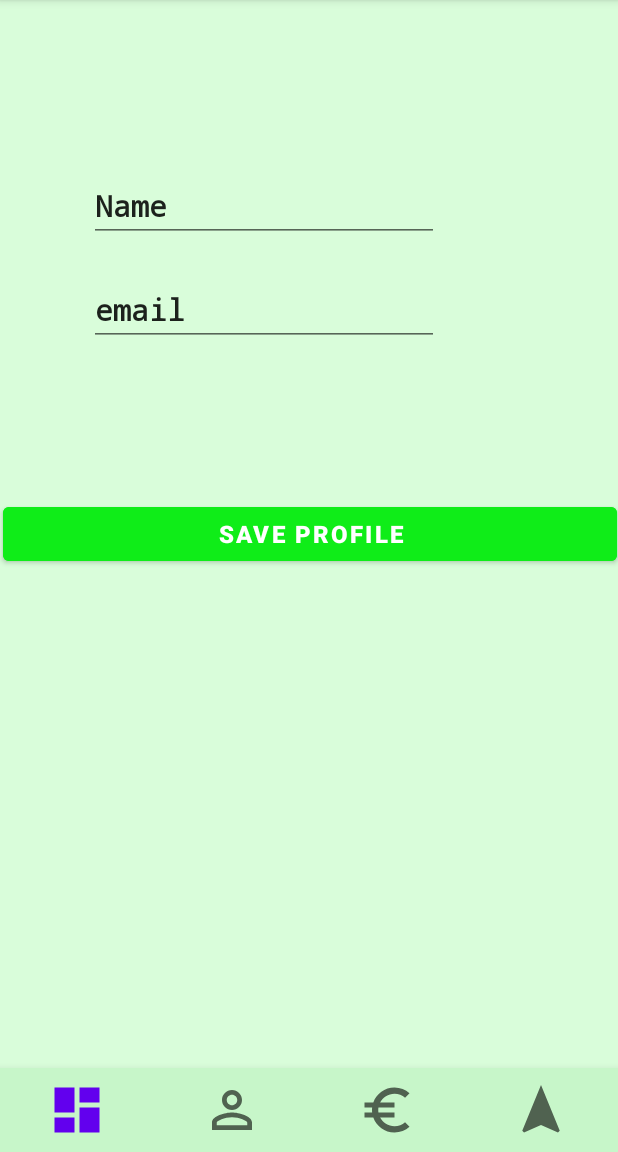
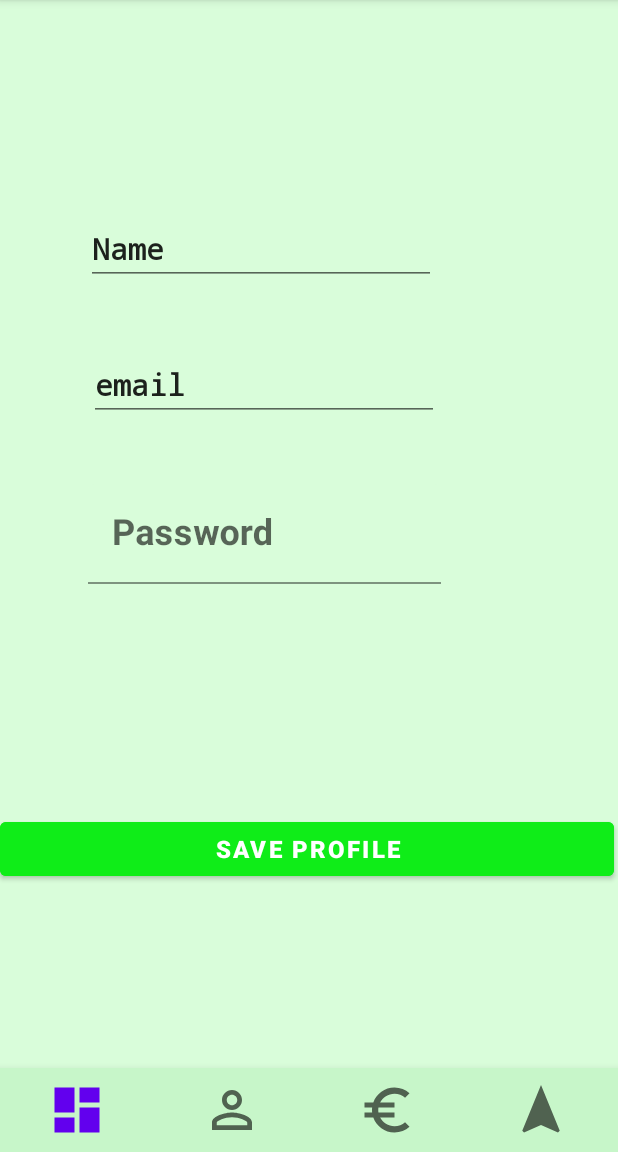
Before and after one commit to sampannap12/e-leap, an Android app: the fragment Profile placed in its activity, on a phone screen of 412 x 824 dp, the part 84-1236 px from its top. Run offline under Robolectric (Android 15) with nearby library versions, the phone set to English and light mode, and no system bars; our stand-ins replace Firebase (no records; nobody signed in at launch, a user with empty details on screens opened directly).

Commit message:
email change
email change in authentication

```diff
--- a/code/app/src/main/java/com/nfclab/e_leap_project/Profile.java
+++ b/code/app/src/main/java/com/nfclab/e_leap_project/Profile.java
@@ -1,24 +1,27 @@
 package com.nfclab.e_leap_project;
 
-import android.content.Intent;
+import static android.os.SystemClock.sleep;
+
+import android.annotation.SuppressLint;
+import android.content.Context;
 import android.os.Bundle;
-
-import androidx.annotation.NonNull;
-import androidx.fragment.app.Fragment;
-
 import android.util.Log;
 import android.view.LayoutInflater;
 import android.view.View;
 import android.view.ViewGroup;
 import android.widget.Button;
 import android.widget.EditText;
-import android.widget.TextView;
 import android.widget.Toast;
+
+import androidx.annotation.NonNull;
+import androidx.fragment.app.Fragment;
 
 import com.google.android.gms.tasks.OnCompleteListener;
 import com.google.android.gms.tasks.OnFailureListener;
 import com.google.android.gms.tasks.OnSuccessListener;
 import com.google.android.gms.tasks.Task;
+import com.google.firebase.auth.AuthCredential;
+import com.google.firebase.auth.EmailAuthProvider;
 import com.google.firebase.auth.FirebaseAuth;
 import com.google.firebase.auth.FirebaseUser;
 import com.google.firebase.firestore.DocumentReference;
@@ -29,59 +32,65 @@ import com.google.firebase.firestore.Transaction;
 
 public class Profile extends Fragment {
 
-    public static TextView txt_status ;
-    EditText etemail,etname;
-
-
+    EditText etemail, etname;
     Button button;
     FirebaseFirestore fstore = FirebaseFirestore.getInstance();
     DocumentReference documentReference;
+    EditText password;
 
-    Button btn_pay ;
+    private Context mContext;
+
+    public Profile() {
+        // Required empty public constructor
+    }
+
+    @Override
+    public void onAttach(Context context) {
+        super.onAttach(context);
+        mContext = context;
+    }
+
     @Override
     public void onCreate(Bundle savedInstanceState) {
         super.onCreate(savedInstanceState);
 
     }
 
-
+    @SuppressLint("CutPasteId")
     @Override
     public View onCreateView(LayoutInflater inflater, ViewGroup container,
                              Bundle savedInstanceState) {
         // Inflate the layout for this fragment
-        View view= (View) inflater.inflate(R.layout.fragment_profile, container, false);
+        View view = (View) inflater.inflate(R.layout.fragment_profile, container, false);
         etname = (EditText) view.findViewById(R.id.edit_full_name);
         etemail = (EditText) view.findViewById(R.id.edit_email);
+        password = (EditText) view.findViewById(R.id.edit_email);
 
-        button =view.findViewById(R.id.save);
-        button.setOnClickListener(new View.OnClickListener() {
-            @Override
-            public void onClick(View v) {
-                updateProfile();
-            }
+        button = view.findViewById(R.id.save);
+        button.setOnClickListener(v -> {
+            updateProfile();
         });
         return view;
     }
 
+
     public void onStart() {
         super.onStart();
-        FirebaseUser user= FirebaseAuth.getInstance().getCurrentUser();
-        String currentID= user.getUid();
-        documentReference= fstore.collection("users").document(currentID);
+        FirebaseUser user = FirebaseAuth.getInstance().getCurrentUser();
+        String currentID = user.getUid();
+        documentReference = fstore.collection("users").document(currentID);
         documentReference.get()
                 .addOnCompleteListener(new OnCompleteListener<DocumentSnapshot>() {
                     @Override
                     public void onComplete(@NonNull Task<DocumentSnapshot> task) {
 
-                        if(task.getResult().exists()){
+                        if (task.getResult().exists()) {
 
-                            String nameResult= task.getResult().getString("Full_Name");
-                            String AccountResult= task.getResult().getString("Account_Type");
+                            String nameResult = task.getResult().getString("Full_Name");
+                            String AccountResult = task.getResult().getString("Account_Type");
                             Double balanceResult = task.getResult().getDouble("Balance");
                             String balanc = Double.toString(balanceResult);
-                            String emailResult= task.getResult().getString("Email");
-
-
+                            String emailResult = task.getResult().getString("Email");
 
                             etname.setText(nameResult);
                             etemail.setText(emailResult);
@@ -96,9 +105,10 @@ public class Profile extends Fragment {
 
         String name = etname.getText().toString();
         String email = etemail.getText().toString();
+        String pass = password.getText().toString();
         FirebaseFirestore fstore = FirebaseFirestore.getInstance();
-        FirebaseUser user= FirebaseAuth.getInstance().getCurrentUser();
-        String currentID= user.getUid();
+        FirebaseUser user = FirebaseAuth.getInstance().getCurrentUser();
+        String currentID = user.getUid();
 
         final DocumentReference sDoc = fstore.collection("users").document(currentID);
         fstore.runTransaction(new Transaction.Function<Void>() {
@@ -115,14 +125,32 @@ public class Profile extends Fragment {
                     @Override
                     public void onSuccess(Void aVoid) {
 
+                        Toast.makeText(mContext, "Updated", Toast.LENGTH_SHORT).show();
                     }
                 })
                 .addOnFailureListener(new OnFailureListener() {
                     @Override
                     public void onFailure(@NonNull Exception e) {
+                        Toast.makeText(mContext, "Error Updating", Toast.LENGTH_SHORT).show();
 
                     }
                 });
 
+
+        // Get auth credentials from the user for re-authentication
+        AuthCredential credential = EmailAuthProvider.getCredential(email, pass);
+
+        assert user != null;
+        user.updateEmail(email).addOnCompleteListener(task1 -> {
+            if (task1.isSuccessful()) {
+                sleep(150);
+                Toast.makeText(mContext, "Email  updated ", Toast.LENGTH_SHORT).show();
+            } else {
+                sleep(160);
+                Toast.makeText(mContext, "Error updating profile info (email) ", Toast.LENGTH_SHORT).show();
+            }
+        });
+
+
     }
 }
--- a/code/app/src/main/res/layout/fragment_profile.xml
+++ b/code/app/src/main/res/layout/fragment_profile.xml
@@ -7,14 +7,15 @@
     android:background="#D9FDDA"
     tools:context=".Profile">
 
+
     <EditText
         android:id="@+id/edit_full_name"
         android:layout_width="wrap_content"
         android:layout_height="wrap_content"
         android:layout_marginStart="57dp"
-        android:layout_marginTop="113dp"
+        android:layout_marginTop="120dp"
         android:layout_marginEnd="118dp"
-        android:layout_marginBottom="21dp"
+        android:layout_marginBottom="10dp"
         android:ems="10"
         android:fontFamily="monospace"
         android:inputType="textPersonName"
@@ -23,22 +24,26 @@
         android:textStyle="bold"
         app:layout_constraintBottom_toTopOf="@+id/edit_email"
         app:layout_constraintEnd_toEndOf="parent"
+        app:layout_constraintHorizontal_bias="0.0"
         app:layout_constraintStart_toStartOf="parent"
-        app:layout_constraintTop_toTopOf="parent" />
+        app:layout_constraintTop_toTopOf="parent"
+        app:layout_constraintVertical_bias="0.51" />
 
     <EditText
         android:id="@+id/edit_email"
         android:layout_width="wrap_content"
         android:layout_height="wrap_content"
         android:layout_marginStart="57dp"
-        android:layout_marginTop="21dp"
+        android:layout_marginTop="10dp"
         android:layout_marginEnd="118dp"
+        android:layout_marginBottom="10dp"
         android:ems="10"
         android:fontFamily="monospace"
         android:inputType="textEmailAddress"
         android:text="email"
         android:textSize="20sp"
         android:textStyle="bold"
+        app:layout_constraintBottom_toTopOf="@+id/pass"
         app:layout_constraintEnd_toEndOf="parent"
         app:layout_constraintStart_toStartOf="parent"
         app:layout_constraintTop_toBottomOf="@+id/edit_full_name" />
@@ -47,18 +52,45 @@
         android:id="@+id/save"
         android:layout_width="409dp"
         android:layout_height="wrap_content"
-        android:layout_marginStart="101dp"
-        android:layout_marginEnd="216dp"
-        android:layout_marginBottom="220dp"
+        android:layout_marginTop="70dp"
+        android:layout_marginEnd="2dp"
+        android:layout_marginBottom="100dp"
         android:backgroundTint="#0FED18"
         android:text="Save Profile"
         android:textSize="16sp"
         android:textStyle="bold"
         app:layout_constraintBottom_toBottomOf="parent"
         app:layout_constraintEnd_toEndOf="parent"
-        app:layout_constraintHorizontal_bias="0.317"
+        app:layout_constraintHorizontal_bias="0.0"
         app:layout_constraintStart_toStartOf="parent"
-        app:layout_constraintTop_toBottomOf="@+id/edit_email"
-        app:layout_constraintVertical_bias="0.476" />
+        app:layout_constraintTop_toBottomOf="@+id/pass" />
+
+    <com.google.android.material.textfield.TextInputLayout
+        android:id="@+id/pass"
+        android:layout_width="235dp"
+        android:layout_height="wrap_content"
+        android:layout_marginTop="10dp"
+        android:layout_marginEnd="60dp"
+        android:layout_marginBottom="60dp"
+        android:ems="10"
+        android:fontFamily="monospace"
+        android:textSize="24sp"
+        android:textStyle="bold"
+        app:layout_constraintBottom_toTopOf="@+id/save"
+        app:layout_constraintEnd_toEndOf="parent"
+        app:layout_constraintStart_toStartOf="parent"
+        app:layout_constraintTop_toBottomOf="@+id/edit_email">
+
+        <com.google.android.material.textfield.TextInputEditText
+            android:id="@+id/etPassword"
+            android:layout_width="match_parent"
+            android:layout_height="match_parent"
+            android:backgroundTint="#D9FDDA"
+            android:hint="Password"
+            android:textSize="24sp"
+            android:textStyle="bold"
+            android:inputType="textPassword" />
+    </com.google.android.material.textfield.TextInputLayout>
+
 
 </androidx.constraintlayout.widget.ConstraintLayout>
```
Also changed, not shown: code/app/src/main/AndroidManifest.xml (+6 -6 lines).
